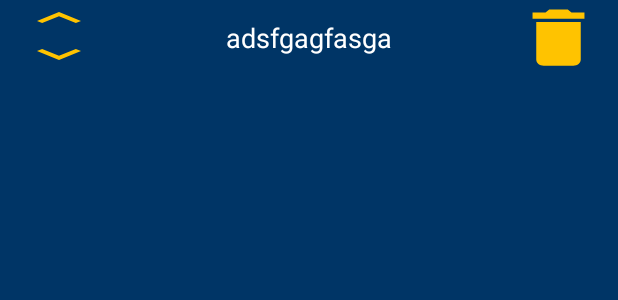
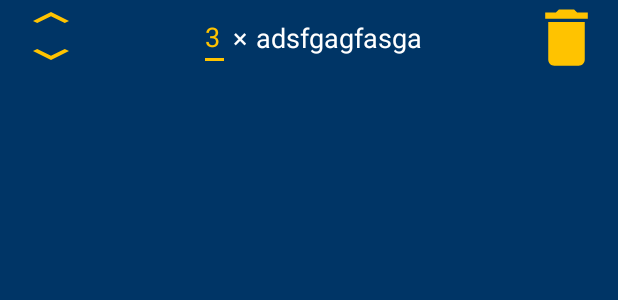
Before and after one commit to fHostert/Gymtracker, an Android app: the layout fragment_template_row.xml on its own in the app's theme, with its tools: preview values and no code run, on a phone screen of 412 x 824 dp. Shown: the top 300 px of the screen. Run offline under Robolectric (Android 15) with nearby library versions, the phone set to English and light mode, and no system bars.

Commit message:
edit template and stats for exercise

```diff
--- a/app/src/main/res/layout/fragment_template_row.xml
+++ b/app/src/main/res/layout/fragment_template_row.xml
@@ -18,7 +18,7 @@
             android:layout_width="0dp"
             android:layout_height="wrap_content"
             android:orientation="vertical"
-            android:layout_weight="15">
+            android:layout_weight="20">
             <ImageButton
                 android:id="@+id/exercise_up_template_button"
                 android:layout_width="match_parent"
@@ -42,21 +42,55 @@
             </ImageButton>
         </LinearLayout>
 
+
+
+        <LinearLayout
+            android:layout_width="wrap_content"
+            android:layout_height="match_parent"
+            android:orientation="horizontal"
+            android:gravity="center"
+            android:layout_weight="60">
+            <EditText
+                android:id="@+id/number_of_sets_edit_text"
+                android:layout_width="wrap_content"
+                android:layout_height="wrap_content"
+                android:layout_gravity="center"
+                android:text="3"
+                android:layout_marginHorizontal="2dp"
+                android:digits="123456789"
+                android:inputType="number"
+                android:maxLength="1"
+                android:textColor="@color/buttonText">
+            </EditText>
+
+            <TextView
+                android:layout_width="wrap_content"
+                android:layout_height="match_parent"
+                android:layout_marginEnd="@dimen/horizontal_margin_between_boxes"
+                android:text="×"
+                android:gravity="center"
+                android:textSize="@dimen/large_text"
+                />
+
             <TextView
                 android:id="@+id/text_view_template_row"
-        android:layout_width="0dp"
+                android:layout_width="wrap_content"
                 android:layout_height="match_parent"
                 android:text="adsfgagfasga"
                 android:gravity="center"
-        android:layout_weight="70"
+
                 android:textSize="@dimen/large_text"
                 />
+
+        </LinearLayout>
+
+
 
         <ImageButton
             android:id="@+id/delete_exercise_from_template_button"
             android:layout_width="0dp"
             android:layout_height="@dimen/menu_button_height"
-        android:layout_weight="15"
+            android:layout_weight="20"
             android:background="@drawable/ic_baseline_delete_24"
             android:foreground="?android:attr/selectableItemBackground"
             android:gravity="center"
--- a/app/src/main/res/values/strings.xml
+++ b/app/src/main/res/values/strings.xml
@@ -173,7 +173,8 @@
     <string name="trainingTimeInMinutes">Trainingszeit in Minuten:</string>
     <string name="volume">Gesamtvolumen</string>
     <string name="volumeAndMaxWeight">Volumen und Maximalgewicht</string>
-    <string name="ofFirst3SetsInKG">der ersten 3 Sätze in KG:</string>
+    <string name="ofFirst">der ersten</string>
+    <string name="SetsInKG">Sätze in KG:</string>
     <string name="ofFirst3Sets">der ersten 3 Sätze</string>
     <string name="volumeOfFirst3Sets">Volumen der ersten 3 Sätze</string>
     <string name="maxWeight">Maximalgewicht</string>
@@ -203,5 +204,7 @@
     <string name="moveTemplateDown">Vorlage nach unten schieben</string>
     <string name="toastTemplateAlreadyUp">Vorlage ist bereits ganz oben</string>
     <string name="toastTemplateAlreadyDown">Vorlage ist bereits ganz unten</string>
+    <string name="volumeOfFirst">Volumen der ersten</string>
+    <string name="saetze">Sätze</string>
 
 </resources>
```
Also changed, not shown: app/src/main/java/com/example/gymtracker/helper/DatabaseManager.java (+5 -3 lines), app/src/main/java/com/example/gymtracker/stats/StatsForExerciseActivity.java (+75 -44 lines), app/src/main/java/com/example/gymtracker/templates/EditTemplateActivity.java (+20 -7 lines), app/src/main/java/com/example/gymtracker/templates/TemplateFragment.java (+7 -0 lines), app/src/main/java/com/example/gymtracker/templates/TemplateRowFragment.java (+9 -1 lines), app/src/main/res/layout/activity_stats_for_exercise.xml (+37 -7 lines). Lines whose indentation alone changed are shown as unchanged.
